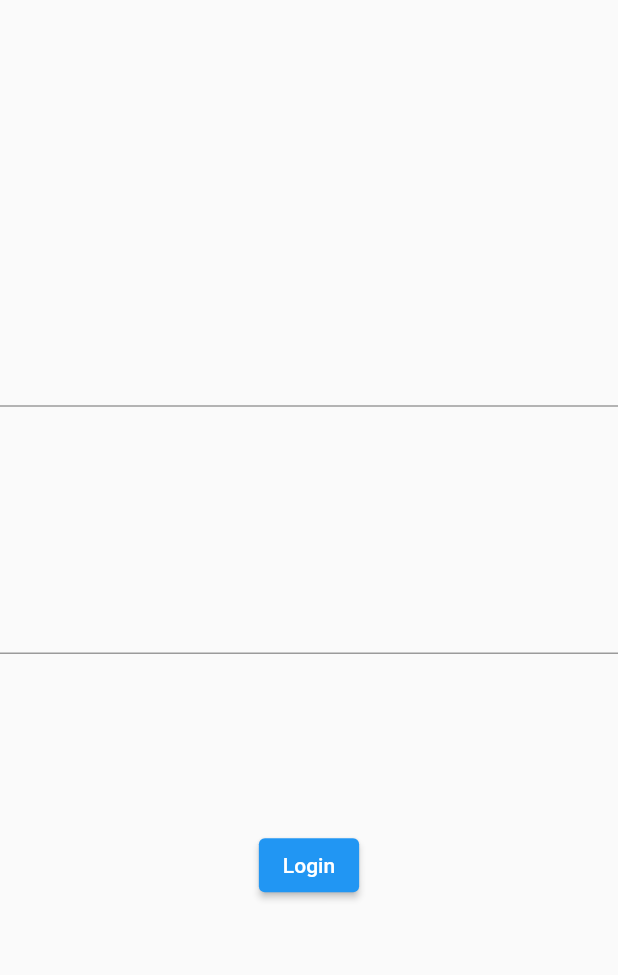
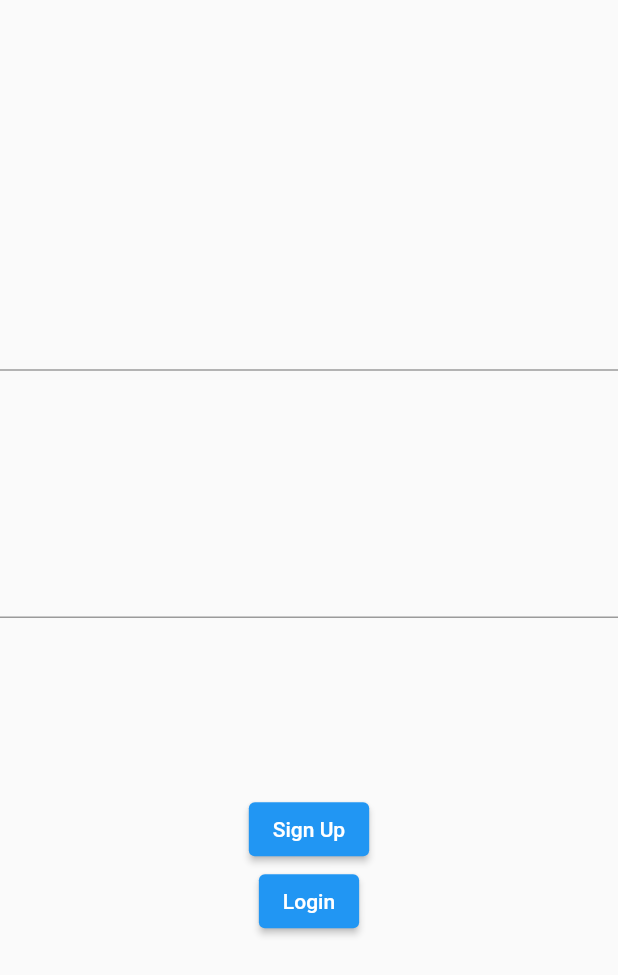
Before and after one commit to SmartDev777/FlutterDev, a Flutter app: the screen it shows after launch, on a phone screen of 412 x 824 dp. Shown: the top 975 px of the screen. Run offline on Flutter 3.47's test engine with Material 2 defaults, Android fonts, the phone set to English and light mode, and no system bars; our stand-ins replace firebase_auth, firebase_core; accounts and stored records are empty.

Commit message:
firebase authentication done

```diff
--- a/flutter08/firebase_app/lib/login_screen.dart
+++ b/flutter08/firebase_app/lib/login_screen.dart
@@ -1,3 +1,4 @@
+import 'package:firebase_app/home_screen.dart';
 import 'package:firebase_app/sign_up.dart';
 import 'package:firebase_auth/firebase_auth.dart';
 import 'package:flutter/material.dart';
@@ -10,6 +11,9 @@ class LoginScreen extends StatefulWidget {
 }
 
 class _LoginScreenState extends State<LoginScreen> {
+  TextEditingController emailControler = new TextEditingController();
+  TextEditingController pwdController = new TextEditingController();
+
   @override
   Widget build(BuildContext context) {
     return Scaffold(
@@ -18,16 +22,29 @@ class _LoginScreenState extends State<LoginScreen> {
         children: [
           SizedBox(
               height: MediaQuery.of(context).size.height * 0.2,
-              child: TextField()),
+              child: TextField(
+                controller: emailControler,
+              )),
           SizedBox(
               height: MediaQuery.of(context).size.height * 0.2,
-              child: TextField()),
+              child: TextField(
+                controller: pwdController,
+              )),
+          ElevatedButton(
+              onPressed: () {
+                Navigator.push(context,
+                    MaterialPageRoute(builder: (context) => SignUpScreen()));
+              },
+              child: Text("Sign Up")),
           ElevatedButton(
               onPressed: () async {
                 try {
                   final credential = await FirebaseAuth.instance
                       .signInWithEmailAndPassword(
-                          email: "dev@gmail.com", password: "212332");
+                          email: emailControler.text,
+                          password: pwdController.text);
+                  Navigator.push(context,
+                      MaterialPageRoute(builder: (context) => MyHomePage()));
                 } on FirebaseAuthException catch (e) {
                   if (e.code == 'user-not-found') {
                     print('No user found for that email.');
@@ -35,9 +52,6 @@ class _LoginScreenState extends State<LoginScreen> {
                     print('Wrong password provided for that user.');
                   }
                 }
-
-                Navigator.push(context,
-                    MaterialPageRoute(builder: (context) => SignUpScreen()));
               },
               child: Text("Login"))
         ],
--- a/flutter08/lecture.txt
+++ b/flutter08/lecture.txt
@@ -1,3 +1,9 @@
+
+
+Flutter upgrade
+
+node update --- for update
+
 Firebase project creation
 firebase cli by flutter
 1) install node
```
Also changed, not shown: flutter08/firebase_app/lib/firebase_options.dart, 2 other files.
